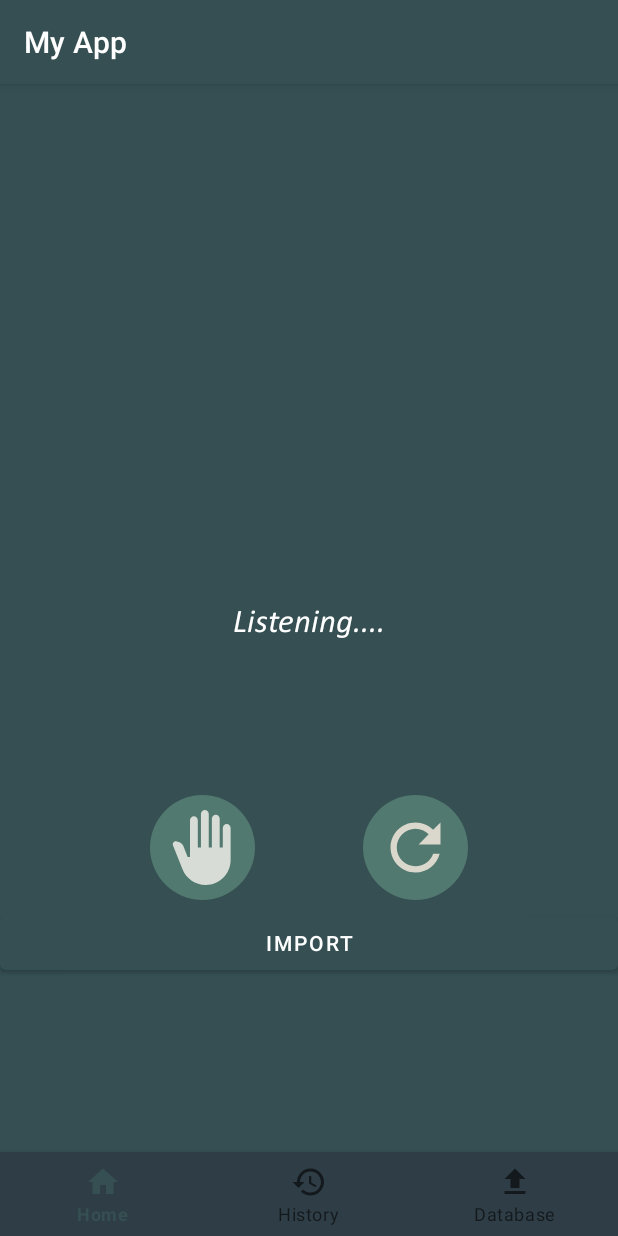
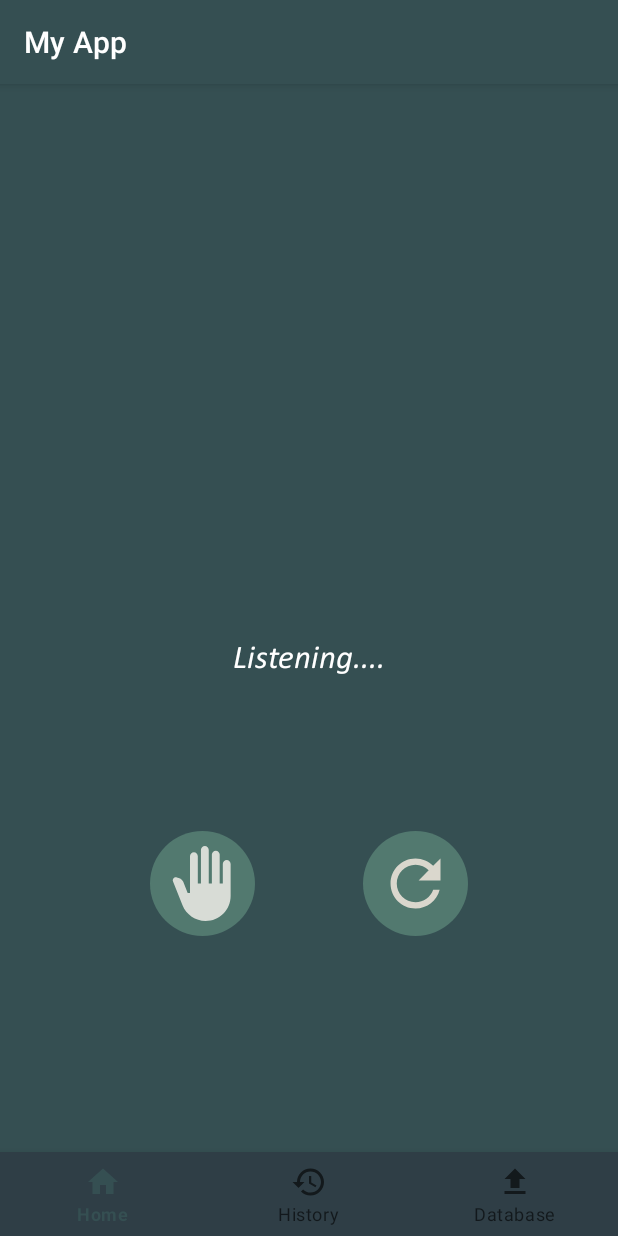
Before and after one commit to elwin212/music_recogn, an Android app: the screen it shows after launch (MainActivity), after a tap on an icon or button, on a phone screen of 412 x 824 dp. Run offline under Robolectric (Android 15) with nearby library versions, the phone set to English and light mode, and no system bars; libraries missing offline, so code that uses them is left out: com.musicg.wave; 2 statements that could not run were skipped.

Commit message:
refactor mainactivity

```diff
--- a/app/src/main/res/layout/activity_main.xml
+++ b/app/src/main/res/layout/activity_main.xml
@@ -111,12 +111,6 @@
 
         </androidx.constraintlayout.widget.ConstraintLayout>
 
-        <Button
-            android:id="@+id/button2"
-            android:layout_width="match_parent"
-            android:layout_height="wrap_content"
-            android:text="Import" />
-
 
     </LinearLayout>
 
```
